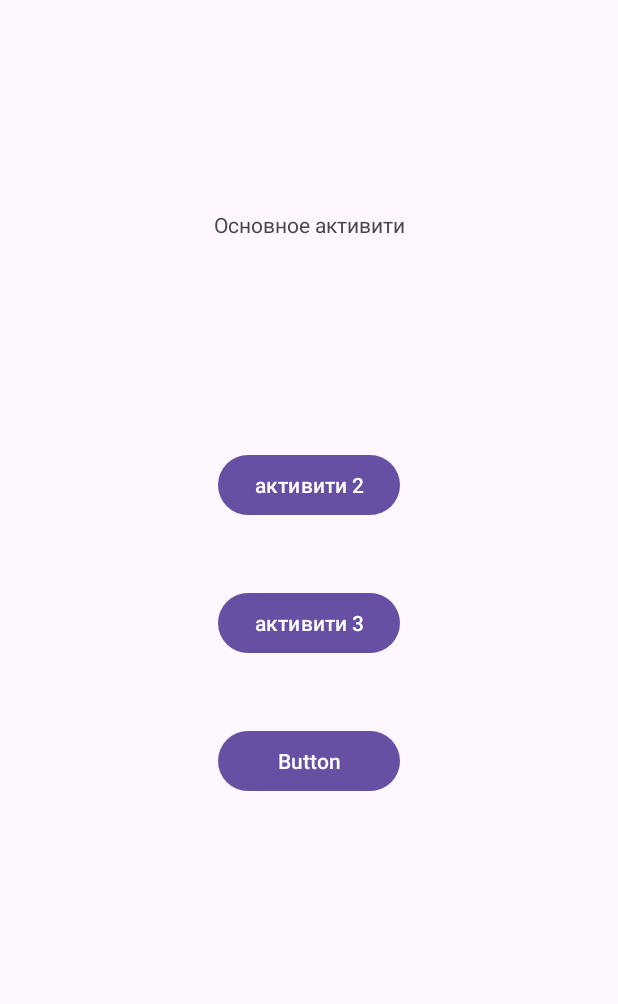
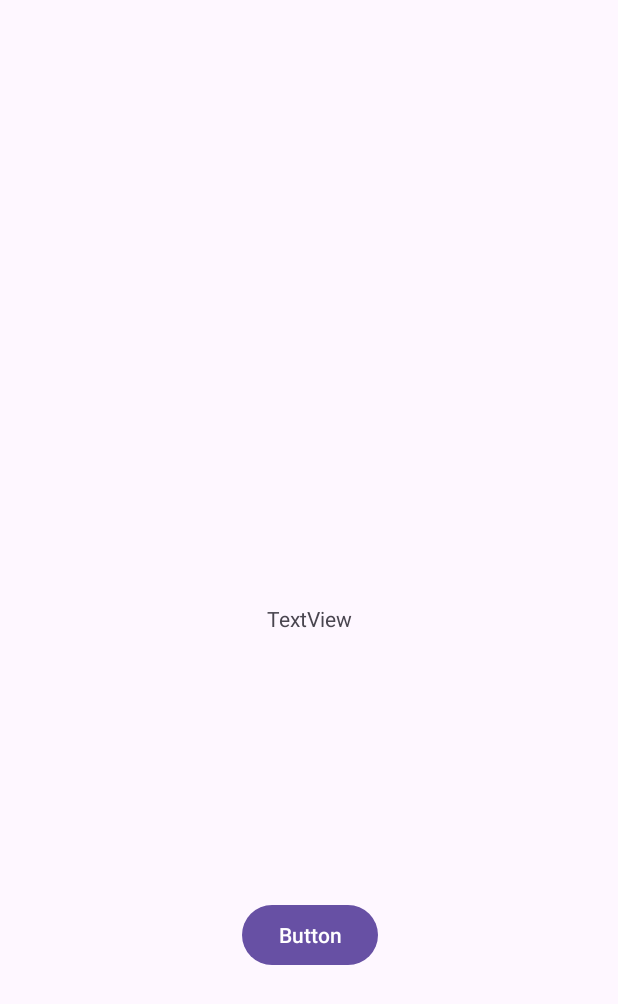
Before and after one commit to Xaizzz/kurs, an Android app: the screen it shows after launch (MainActivity), on a phone screen of 412 x 824 dp. Shown: the top 1004 px of the screen. Run offline under Robolectric (Android 15) with nearby library versions, the phone set to English and light mode, and no system bars.

Commit message:
ActivityResult

```diff
--- a/app/src/main/AndroidManifest.xml
+++ b/app/src/main/AndroidManifest.xml
@@ -13,9 +13,6 @@
         android:theme="@style/Theme.Kurs"
         tools:targetApi="31">
         <activity
-            android:name=".MainActivity3"
-            android:exported="false" />
-        <activity
             android:name=".MainActivity2"
             android:exported="false" />
         <activity
--- a/app/src/main/java/com/example/kurs/MainActivity.kt
+++ b/app/src/main/java/com/example/kurs/MainActivity.kt
@@ -1,32 +1,37 @@
 package com.example.kurs
 
 import android.annotation.SuppressLint
+import android.app.Activity
 import android.content.Intent
 import androidx.appcompat.app.AppCompatActivity
 import android.os.Bundle
 import android.view.View
+import androidx.activity.result.ActivityResult
+import androidx.activity.result.ActivityResultLauncher
+import androidx.activity.result.contract.ActivityResultContracts
 import com.example.kurs.databinding.ActivityMainBinding
 
 class MainActivity : AppCompatActivity() {
     lateinit var bindingClass: ActivityMainBinding
-
+    private var launcher: ActivityResultLauncher<Intent>? = null
 
     @SuppressLint("SetTextI18n")
     override fun onCreate(savedInstanceState: Bundle?) {
         super.onCreate(savedInstanceState)
         bindingClass = ActivityMainBinding.inflate(layoutInflater)
         setContentView(bindingClass.root)
-        bindingClass.bAct2.setOnClickListener {
-            val intent = Intent(this, MainActivity2::class.java)
-            startActivity(intent)
-        }
-        bindingClass.bAct3.setOnClickListener {
-            val intent = Intent(this, MainActivity3::class.java)
-            startActivity(intent)
-
+        launcher =
+            registerForActivityResult(ActivityResultContracts.StartActivityForResult()) { result: ActivityResult ->
+                if (result.resultCode == Activity.RESULT_OK) {
+                    val text = result.data?.getStringExtra("key")
+                    bindingClass.textView.text = text
+                }
+            }
+        bindingClass.button.setOnClickListener {
+            launcher?.launch(Intent(this, MainActivity2::class.java))
         }
 
+    }
 
 
-    }
 }
--- a/app/src/main/res/layout/activity_main.xml
+++ b/app/src/main/res/layout/activity_main.xml
@@ -7,46 +7,21 @@
     tools:context=".MainActivity">
 
     <Button
-        android:id="@+id/bAct2"
+        android:id="@+id/button"
         android:layout_width="wrap_content"
         android:layout_height="wrap_content"
-        android:text="активити 2"
-        app:layout_constraintBottom_toBottomOf="parent"
-        app:layout_constraintEnd_toEndOf="parent"
-        app:layout_constraintStart_toStartOf="parent"
-        app:layout_constraintTop_toTopOf="parent"
-        app:layout_constraintVertical_bias="0.386" />
-
-    <Button
-        android:id="@+id/button2"
-        android:layout_width="0dp"
-        android:layout_height="wrap_content"
-        android:layout_marginTop="44dp"
         android:text="Button"
         app:layout_constraintBottom_toBottomOf="parent"
-        app:layout_constraintEnd_toEndOf="@+id/bAct3"
-        app:layout_constraintHorizontal_bias="0.0"
-        app:layout_constraintStart_toStartOf="@+id/bAct3"
-        app:layout_constraintTop_toBottomOf="@+id/bAct3"
-        app:layout_constraintVertical_bias="0.0" />
+        app:layout_constraintEnd_toEndOf="@+id/textView"
+        app:layout_constraintStart_toStartOf="@+id/textView"
+        app:layout_constraintTop_toBottomOf="@+id/textView" />
 
-    <Button
-        android:id="@+id/bAct3"
+    <TextView
+        android:id="@+id/textView"
         android:layout_width="wrap_content"
         android:layout_height="wrap_content"
-        android:layout_marginTop="44dp"
-        android:text="активити 3"
-        app:layout_constraintEnd_toEndOf="@+id/bAct2"
-        app:layout_constraintHorizontal_bias="1.0"
-        app:layout_constraintStart_toStartOf="@+id/bAct2"
-        app:layout_constraintTop_toBottomOf="@+id/bAct2" />
-
-    <TextView
-        android:id="@+id/mainActivity"
-        android:layout_width="wrap_content"
-        android:layout_height="wrap_content"
-        android:text="Основное активити"
-        app:layout_constraintBottom_toTopOf="@+id/bAct2"
+        android:text="TextView"
+        app:layout_constraintBottom_toBottomOf="parent"
         app:layout_constraintEnd_toEndOf="parent"
         app:layout_constraintStart_toStartOf="parent"
         app:layout_constraintTop_toTopOf="parent" />
```
Also changed, not shown: app/build.gradle (+6 -6 lines), app/src/main/java/com/example/kurs/MainActivity2.kt (+10 -1 lines), app/src/main/java/com/example/kurs/MainActivity3.kt (deleted, +0 -11 lines), app/src/main/res/layout/activity_main2.xml (+19 -5 lines), app/src/main/res/layout/activity_main3.xml (deleted, +0 -16 lines).
